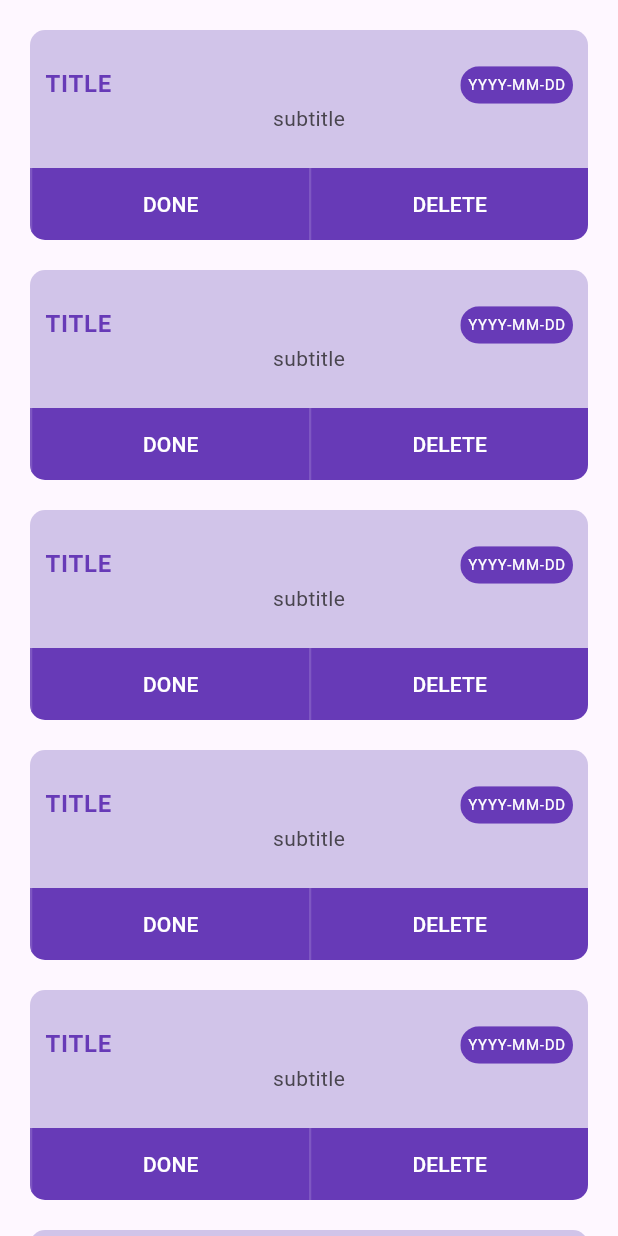
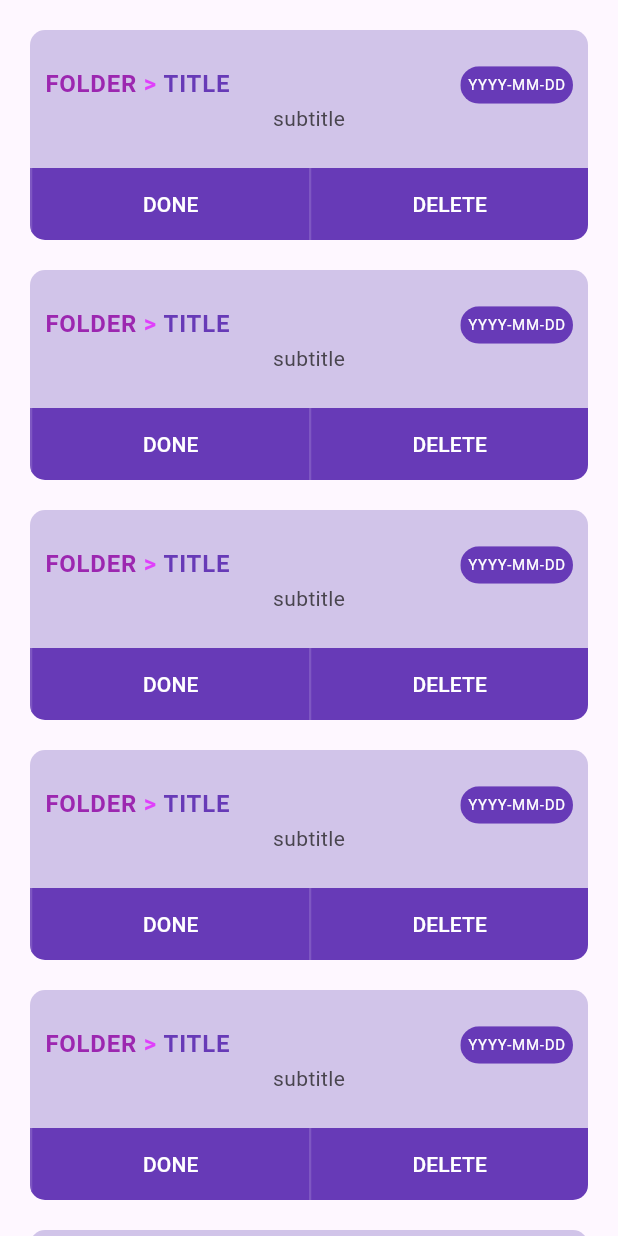
Before and after one commit to allen-codes/Todo-App, a Flutter app: the UpcomingTasks screen opened by its route, on a phone screen of 412 x 824 dp. Run offline on Flutter 3.47's test engine with Material 2 defaults, Android fonts, the phone set to English and light mode, and no system bars.

Commit message:
refactored listtiles into a new class and added functionalities upon hovering done and delete text buttons

```diff
--- /dev/null
+++ b/lib/custom-widgets/taskCard.dart
@@ -0,0 +1,138 @@
+import 'package:flutter/material.dart';
+
+class Todocard extends StatefulWidget {
+  const Todocard({super.key});
+
+  @override
+  State<Todocard> createState() => _TodocardState();
+}
+
+class _TodocardState extends State<Todocard> {
+  Color hoveredOnDone = Colors.deepPurple;
+  Color hoveredOnDelete = Colors.deepPurple;
+
+  @override
+  Widget build(BuildContext context) {
+    return Column(
+      children: [
+        Container(
+          margin: const EdgeInsets.fromLTRB(10, 10, 10, 0),
+          child: ListTile(
+              tileColor: Colors.deepPurple.shade100,
+              contentPadding: const EdgeInsets.all(10),
+              shape: const RoundedRectangleBorder(
+                borderRadius: BorderRadius.only(
+                    topLeft: Radius.circular(10),
+                    topRight: Radius.circular(10)),
+              ),
+              title: Row(
+                  mainAxisAlignment: MainAxisAlignment.spaceBetween,
+                  children: [
+                    const Row(
+                      children: [
+                        Text("FOLDER",
+                            style: TextStyle(
+                                color: Colors.purple,
+                                fontWeight: FontWeight.bold)),
+                        Text(" > ",
+                            style: TextStyle(
+                                color: Colors.purpleAccent,
+                                fontWeight: FontWeight.bold)),
+                        Text(
+                          "TITLE",
+                          style: TextStyle(
+                            color: Colors.deepPurple,
+                            fontWeight: FontWeight.bold,
+                          ),
+                        ),
+                      ],
+                    ),
+                    ClipRRect(
+                      borderRadius:
+                          const BorderRadius.all(Radius.circular(100)),
+                      child: Container(
+                          padding: const EdgeInsets.all(5),
+                          color: Colors.deepPurple,
+                          child: const Text(
+                            "YYYY-MM-DD",
+                            style: TextStyle(fontSize: 10, color: Colors.white),
+                          )),
+                    ),
+                  ]),
+              subtitle: const Column(mainAxisSize: MainAxisSize.min, children: [
+                Text("subtitle"),
+              ])),
+        ),
+        Container(
+          margin: const EdgeInsets.fromLTRB(10, 0, 10, 10),
+          child: Row(
+            children: [
+              Expanded(
+                  child: ClipRRect(
+                borderRadius:
+                    const BorderRadius.only(bottomLeft: Radius.circular(10)),
+                child: Container(
+                  decoration: BoxDecoration(
+                    border: Border(
+                        left: BorderSide(
+                            width: 1.5, color: Colors.deepPurple.shade400)),
+                    color: hoveredOnDone,
+                  ),
+                  child: TextButton(
+                    child: const Text("DONE",
+                        style: TextStyle(
+                          color: Colors.white,
+                        )),
+                    onPressed: () {},
+                     onHover: (value) {
+                        if (value) {
+                          setState(() {
+                            hoveredOnDone = Colors.deepPurpleAccent;
+                          });
+                        } else {
+                          setState(() {
+                            hoveredOnDone = Colors.deepPurple;
+                          });
+                        }
+                      },
+                  ),
+                ),
+              )),
+              Expanded(
+                  child: ClipRRect(
+                borderRadius:
+                    const BorderRadius.only(bottomRight: Radius.circular(10)),
+                child: Container(
+                    decoration: BoxDecoration(
+                      border: Border(
+                          left: BorderSide(
+                              width: 1.5, color: Colors.deepPurple.shade400)),
+                      color: hoveredOnDelete,
+                    ),
+                    child: TextButton(
+                      child: const Text("DELETE",
+                          style: TextStyle(
+                            color: Colors.white,
+                          )),
+                      onPressed: () {},
+                      onHover: (value) {
+                        if (value) {
+                          setState(() {
+                            hoveredOnDelete = Colors.deepPurpleAccent;
+                          });
+                        } else {
+                          setState(() {
+                            hoveredOnDelete = Colors.deepPurple;
+                          });
+                        }
+                      },
+                    )),
+              ))
+            ],
+          ),
+        )
+      ],
+    );
+    ;
+  }
+}
--- a/lib/screens/upcomingtasks.dart
+++ b/lib/screens/upcomingtasks.dart
@@ -1,4 +1,5 @@
 import 'package:flutter/material.dart';
+import 'package:todo_app/custom-widgets/taskCard.dart';
 
 class UpcomingTasks extends StatefulWidget {
   const UpcomingTasks({super.key});
@@ -21,101 +22,7 @@ class _UpcomingTasksState extends State<UpcomingTasks> {
                   // physics: AlwaysScrollableScrollPhysics(),
                   itemCount: 10,
                   itemBuilder: (context, index) {
-                    return Column(
-                      children: [
-                        Container(
-                          margin: const EdgeInsets.fromLTRB(10, 10, 10, 0),
-                          child: ListTile(
-                              tileColor: Colors.deepPurple.shade100,
-                              contentPadding: const EdgeInsets.all(10),
-                              shape: const RoundedRectangleBorder(
-                                borderRadius: BorderRadius.only(
-                                    topLeft: Radius.circular(10),
-                                    topRight: Radius.circular(10)),
-                              ),
-                              title: Row(
-                                  mainAxisAlignment:
-                                      MainAxisAlignment.spaceBetween,
-                                  children: [
-                                    const Text(
-                                      "TITLE",
-                                      style: TextStyle(
-
-                                        color: Colors.deepPurple,
-                                        fontWeight: FontWeight.bold,
-                                      ),
-                                    ),
-                                    ClipRRect(
-                                      borderRadius: const BorderRadius.all(
-                                          Radius.circular(100)),
-                                      child: Container(
-                                          padding: const EdgeInsets.all(5),
-                                          color: Colors.deepPurple,
-                                          child: const Text(
-                                            "YYYY-MM-DD",
-                                            style: TextStyle(
-                                                fontSize: 10,
-                                                color: Colors.white),
-                                          )),
-                                    ),
-                                  ]),
-                              subtitle: const Column(
-                                  mainAxisSize: MainAxisSize.min,
-                                  children: [
-                                    Text("subtitle"),
-                                  ])),
-                        ),
-                        Container(
-                          margin: const EdgeInsets.fromLTRB(10, 0, 10, 10),
-                          child: Row(
-                            children: [
-                              Expanded(
-                                  child: ClipRRect(
-                                borderRadius: const BorderRadius.only(
-                                    bottomLeft: Radius.circular(10)),
-                                child: Container(
-                                  decoration: BoxDecoration(
-                                    border: Border(
-                                        left: BorderSide(
-                                            width: 1.5,
-                                            color: Colors.deepPurple.shade400)),
-                                    color: Colors.deepPurple,
-                                  ),
-                                  child: TextButton(
-                                    child: const Text("DONE",
-                                        style: TextStyle(
-                                          color: Colors.white,
-                                        )),
-                                    onPressed: () {},
-                                  ),
-                                ),
-                              )),
-                              Expanded(
-                                  child: ClipRRect(
-                                borderRadius: const BorderRadius.only(
-                                    bottomRight: Radius.circular(10)),
-                                child: Container(
-                                    decoration: BoxDecoration(
-                                      border: Border(
-                                          left: BorderSide(
-                                              width: 1.5,
-                                              color:
-                                                  Colors.deepPurple.shade400)),
-                                      color: Colors.deepPurple,
-                                    ),
-                                    child: TextButton(
-                                        child: const Text("DELETE",
-                                            style: TextStyle(
-                                              color: Colors.white,
-                                            )),
-                                        onPressed: () {})),
-                              ))
-                            ],
-                          ),
-                        )
-                      ],
-                    );
-                  }),
+                    return Todocard();                  }),
             )
           ],
         ),
```
